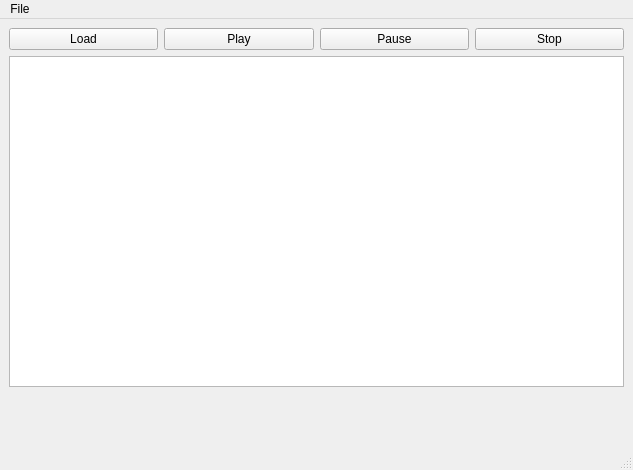
Before: the Qt Designer form hrwplayer.ui in hrw/modland-player, drawn with Qt 5.
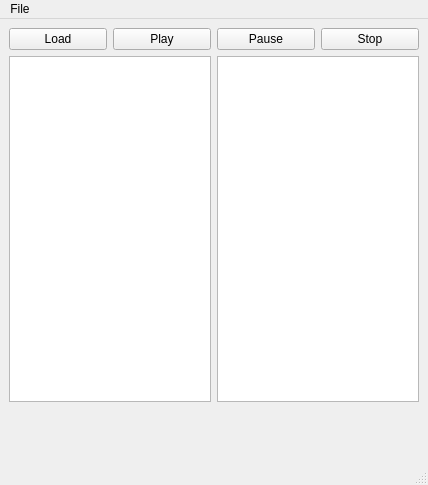
After: the same form once the commit is applied. Custom widgets are drawn as their Qt base class.

Commit message: authors/songs database, authorslist

What changed in the file:
```diff
--- a/hrwplayer.ui
+++ b/hrwplayer.ui
@@ -6,16 +6,16 @@
    <rect>
     <x>0</x>
     <y>0</y>
-    <width>633</width>
-    <height>470</height>
+    <width>428</width>
+    <height>485</height>
    </rect>
   </property>
   <property name="windowTitle">
    <string>Hrw Qt Player</string>
   </property>
   <widget class="QWidget" name="centralwidget">
-   <layout class="QVBoxLayout" name="verticalLayout_2">
-    <item>
+   <layout class="QGridLayout" name="gridLayout_2">
+    <item row="0" column="0">
      <layout class="QHBoxLayout" name="horizontalLayout_2">
       <item>
        <widget class="QPushButton" name="LoadButton">
@@ -47,10 +47,17 @@
       </item>
      </layout>
     </item>
-    <item>
-     <widget class="QListWidget" name="SongsList"/>
+    <item row="1" column="0">
+     <layout class="QHBoxLayout" name="horizontalLayout_3">
+      <item>
+       <widget class="QListWidget" name="AuthorsList"/>
+      </item>
+      <item>
+       <widget class="QListWidget" name="SongsList"/>
+      </item>
+     </layout>
     </item>
-    <item>
+    <item row="2" column="0">
      <layout class="QGridLayout" name="gridLayout">
       <item row="0" column="0">
        <widget class="Phonon::SeekSlider" name="seekSlider"/>
@@ -67,7 +74,7 @@
       </item>
      </layout>
     </item>
-    <item>
+    <item row="3" column="0">
      <layout class="QHBoxLayout" name="horizontalLayout">
       <item>
        <widget class="QLabel" name="TitleLabel">
@@ -98,7 +105,7 @@
     <rect>
      <x>0</x>
      <y>0</y>
-     <width>633</width>
+     <width>428</width>
      <height>21</height>
     </rect>
    </property>
```
The commit also changes 3 other files.
